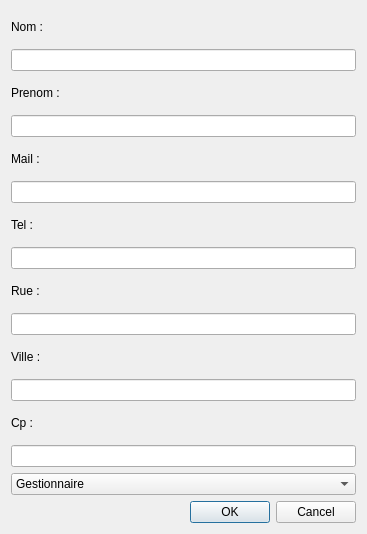
Old version of the form NewWorldAppli/dialogajoutpersonnel.ui in the repository yume05/NewWorld-E4-Projects.
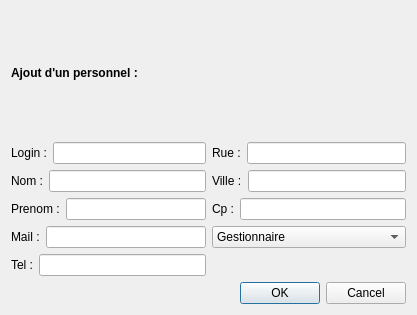
New version of the form. Icons and pictures are not drawn.

```diff
--- a/NewWorldAppli/dialogajoutpersonnel.ui
+++ b/NewWorldAppli/dialogajoutpersonnel.ui
@@ -6,86 +6,125 @@
    <rect>
     <x>0</x>
     <y>0</y>
-    <width>367</width>
-    <height>534</height>
+    <width>417</width>
+    <height>315</height>
    </rect>
   </property>
   <property name="windowTitle">
    <string>Dialog</string>
   </property>
-  <layout class="QVBoxLayout" name="verticalLayout">
-   <item>
-    <widget class="QLabel" name="label_4">
+  <property name="windowIcon">
+   <iconset resource="ressources.qrc">
+    <normaloff>:/images/docs/emblem-web.png</normaloff>:/images/docs/emblem-web.png</iconset>
+  </property>
+  <layout class="QGridLayout" name="gridLayout">
+   <item row="0" column="0">
+    <widget class="QLabel" name="label_2">
      <property name="text">
-      <string>Nom :</string>
+      <string>&lt;html&gt;&lt;head/&gt;&lt;body&gt;&lt;p&gt;&lt;span style=&quot; font-weight:600;&quot;&gt;Ajout d'un personnel :&lt;/span&gt;&lt;/p&gt;&lt;/body&gt;&lt;/html&gt;</string>
      </property>
     </widget>
    </item>
-   <item>
-    <widget class="QLineEdit" name="lineEditNom"/>
+   <item row="1" column="0">
+    <layout class="QHBoxLayout" name="horizontalLayout">
+     <item>
+      <widget class="QLabel" name="label">
+       <property name="text">
+        <string>Login :</string>
+       </property>
+      </widget>
+     </item>
+     <item>
+      <widget class="QLineEdit" name="lineEditLogin"/>
+     </item>
+    </layout>
    </item>
-   <item>
-    <widget class="QLabel" name="label_6">
-     <property name="text">
-      <string>Prenom :</string>
-     </property>
-    </widget>
+   <item row="1" column="1">
+    <layout class="QHBoxLayout" name="horizontalLayout_6">
+     <item>
+      <widget class="QLabel" name="label_10">
+       <property name="text">
+        <string>Rue :</string>
+       </property>
+      </widget>
+     </item>
+     <item>
+      <widget class="QLineEdit" name="lineEditRue"/>
+     </item>
+    </layout>
    </item>
-   <item>
-    <widget class="QLineEdit" name="lineEditPrenom"/>
+   <item row="2" column="0">
+    <layout class="QHBoxLayout" name="horizontalLayout_2">
+     <item>
+      <widget class="QLabel" name="label_4">
+       <property name="text">
+        <string>Nom :</string>
+       </property>
+      </widget>
+     </item>
+     <item>
+      <widget class="QLineEdit" name="lineEditNom"/>
+     </item>
+    </layout>
    </item>
-   <item>
-    <widget class="QLabel" name="label_8">
-     <property name="text">
-      <string>Mail :</string>
-     </property>
-    </widget>
+   <item row="2" column="1">
+    <layout class="QHBoxLayout" name="horizontalLayout_7">
+     <item>
+      <widget class="QLabel" name="label_9">
+       <property name="text">
+        <string>Ville :</string>
+       </property>
+      </widget>
+     </item>
+     <item>
+      <widget class="QLineEdit" name="lineEditVille"/>
+     </item>
+    </layout>
    </item>
-   <item>
-    <widget class="QLineEdit" name="lineEditMail"/>
+   <item row="3" column="0">
+    <layout class="QHBoxLayout" name="horizontalLayout_3">
+     <item>
+      <widget class="QLabel" name="label_6">
+       <property name="text">
+        <string>Prenom :</string>
+       </property>
+      </widget>
+     </item>
+     <item>
+      <widget class="QLineEdit" name="lineEditPrenom"/>
+     </item>
+    </layout>
    </item>
-   <item>
-    <widget class="QLabel" name="label_7">
-     <property name="text">
-      <string>Tel :</string>
-     </property>
-    </widget>
+   <item row="3" column="1">
+    <layout class="QHBoxLayout" name="horizontalLayout_8">
+     <item>
+      <widget class="QLabel" name="label_11">
+       <property name="text">
+        <string>Cp :</string>
+       </property>
+      </widget>
+     </item>
+     <item>
+      <widget class="QLineEdit" name="lineEditCp"/>
+     </item>
+    </layout>
    </item>
-   <item>
-    <widget class="QLineEdit" name="lineEditTel"/>
+   <item row="4" column="0">
+    <layout class="QHBoxLayout" name="horizontalLayout_4">
+     <item>
+      <widget class="QLabel" name="label_8">
+       <property name="text">
+        <string>Mail :</string>
+       </property>
+      </widget>
+     </item>
+     <item>
+      <widget class="QLineEdit" name="lineEditMail"/>
+     </item>
+    </layout>
    </item>
-   <item>
-    <widget class="QLabel" name="label_10">
-     <property name="text">
-      <string>Rue :</string>
-     </property>
-    </widget>
-   </item>
-   <item>
-    <widget class="QLineEdit" name="lineEditRue"/>
-   </item>
-   <item>
-    <widget class="QLabel" name="label_9">
-     <property name="text">
-      <string>Ville :</string>
-     </property>
-    </widget>
-   </item>
-   <item>
-    <widget class="QLineEdit" name="lineEditVille"/>
-   </item>
-   <item>
-    <widget class="QLabel" name="label_11">
-     <property name="text">
-      <string>Cp :</string>
-     </property>
-    </widget>
-   </item>
-   <item>
-    <widget class="QLineEdit" name="lineEditCp"/>
-   </item>
-   <item>
-    <widget class="QComboBox" name="comboBox">
+   <item row="4" column="1">
+    <widget class="QComboBox" name="comboBoxType">
      <item>
       <property name="text">
        <string>Gestionnaire</string>
@@ -98,7 +137,21 @@
      </item>
     </widget>
    </item>
-   <item>
+   <item row="5" column="0">
+    <layout class="QHBoxLayout" name="horizontalLayout_5">
+     <item>
+      <widget class="QLabel" name="label_7">
+       <property name="text">
+        <string>Tel :</string>
+       </property>
+      </widget>
+     </item>
+     <item>
+      <widget class="QLineEdit" name="lineEditTel"/>
+     </item>
+    </layout>
+   </item>
+   <item row="6" column="1">
     <widget class="QDialogButtonBox" name="buttonBox">
      <property name="orientation">
       <enum>Qt::Horizontal</enum>
```
Left out of the diff: 6 changed lines with no effect on the pictures.
